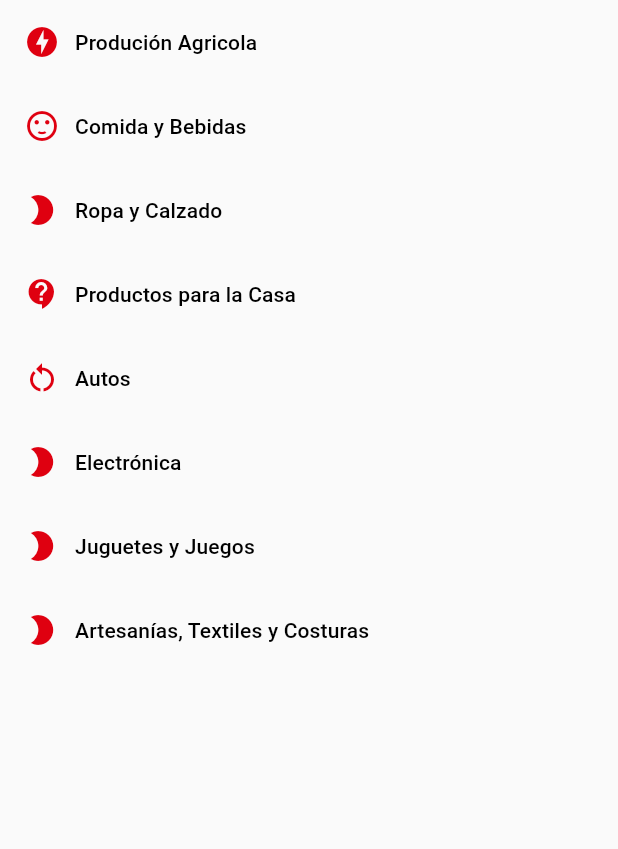
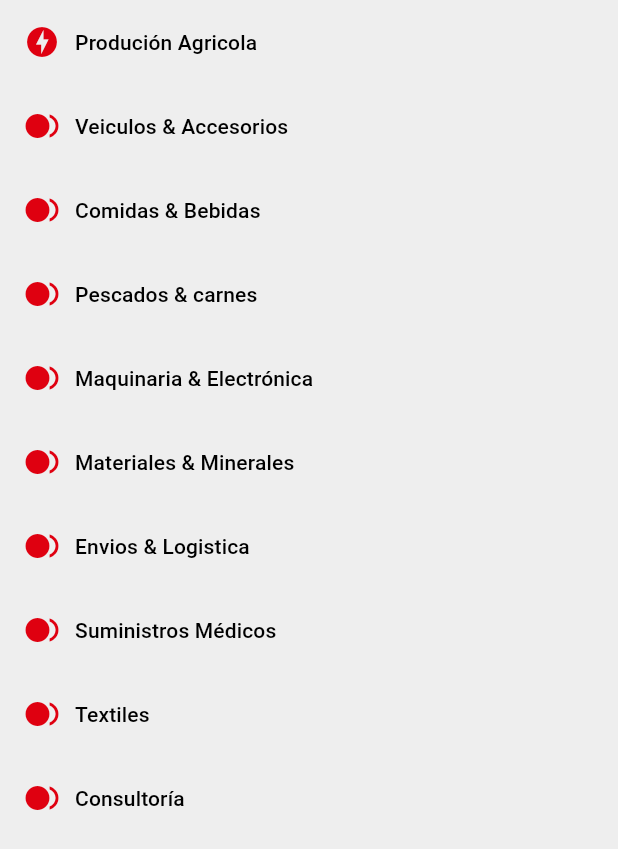
Before and after one commit to mauriciovalli/qapap_b2b, a Flutter app: the CategorySimpleList screen opened directly, on a phone screen of 412 x 824 dp. Shown: the top 849 px of the screen. Run offline on Flutter 3.47's test engine with Material 2 defaults, Android fonts, the phone set to English and light mode, and no system bars; our stand-ins replace bloc, cached_network_image, equatable, flutter_bloc, flutter_swiper, flutter_typeahead and 1 more.

Commit message:
Fix Style

```diff
--- a/lib/presentation/category/widgets/category_list.dart
+++ b/lib/presentation/category/widgets/category_list.dart
@@ -28,7 +28,7 @@ class CategoryList extends StatelessWidget {
                     if (state is CategoryLoaded) {
                       return SliverGrid(
                         gridDelegate: SliverGridDelegateWithMaxCrossAxisExtent(
-                          maxCrossAxisExtent: 300.0,
+                          maxCrossAxisExtent: 400.0,
                           crossAxisSpacing: 5.0,
                           mainAxisSpacing: 10.0,
                         ),
--- a/lib/presentation/category/widgets/category_simple_list.dart
+++ b/lib/presentation/category/widgets/category_simple_list.dart
@@ -15,6 +15,7 @@ class CategorySimpleListState extends State<CategorySimpleList> {
   @override
   Widget build(BuildContext context) {
     return Scaffold(
+      backgroundColor: Colors.grey[200],
       body: CustomScrollView(
         slivers: [
           SliverToBoxAdapter(child: SizedBox(height: 0)),
--- a/lib/presentation/common/widgets/searcher.dart
+++ b/lib/presentation/common/widgets/searcher.dart
@@ -1,7 +1,6 @@
 import 'package:flutter/material.dart';
 import 'package:flutter_bloc/flutter_bloc.dart';
 import 'package:flutter_typeahead/flutter_typeahead.dart';
-import 'package:qapaq_b2b/configuration/colors.dart';
 import 'package:qapaq_b2b/configuration/theme.dart';
 import 'package:qapaq_b2b/dependencies_provider.dart';
 import 'package:qapaq_b2b/presentation/category/category_bloc.dart';
@@ -76,9 +75,9 @@ class _WebSearcherState extends State<WebSearcher> {
                       .bodyText1
                       .copyWith(color: Colors.grey[800], fontSize: 12),
                   value: selectedUser,
-                  onChanged: (String Value) {
+                  onChanged: (String value) {
                     setState(() {
-                      selectedUser = Value;
+                      selectedUser = value;
                     });
                   },
                   dropdownColor: Colors.grey[300],
--- a/lib/presentation/product/widgets/product_item.dart
+++ b/lib/presentation/product/widgets/product_item.dart
@@ -1,5 +1,3 @@
-import 'dart:html';
-
 import 'package:cached_network_image/cached_network_image.dart';
 import 'package:flutter/cupertino.dart';
 import 'package:flutter/material.dart';
--- a/lib/services/category_memory.dart
+++ b/lib/services/category_memory.dart
@@ -12,45 +12,57 @@ const categoriesJson = '''[
   },
   {
     "id": 2,
-    "name": "Comida y Bebidas",
-    "image": "img/cats/food_beverages.jpg",
-    "icon": "0xe57a"
+    "name": "Veiculos & Accesorios",
+    "image": "img/cats/cars.jpg",
+    "icon": "0xe268"
   },
   {
     "id": 3,
-    "name": "Ropa y Calzado",
-    "image": "img/cats/clothing.jpg",
-    "icon": "0xe3f4"
+    "name": "Comidas & Bebidas",
+    "image": "img/cats/food_beverages.jpg",
+    "icon": "0xe268"
   },
   {
     "id": 4,
-    "name": "Productos para la Casa",
-    "image": "img/cats/house.jpg",
-    "icon": "0xe88a"
+    "name": "Pescados & carnes",
+    "image": "",
+    "icon": "0xe268"
   },
   {
     "id": 5,
-    "name": "Autos",
-    "image": "img/cats/cars.jpg",
-    "icon": "0xe531"
+    "name": "Maquinaria & Electrónica",
+    "image": "img/cats/electronics.jpg",
+    "icon": "0xe268"
   },
   {
     "id": 6,
-    "name": "Electrónica",
-    "image": "img/cats/electronics.jpg",
-    "icon": "0xe3f4"
+    "name": "Materiales & Minerales",
+    "image": "",
+    "icon": "0xe268"
   },
   {
     "id": 7,
-    "name": "Juguetes y Juegos",
-    "image": "img/cats/toys.jpg",
-    "icon": "0xe3f4"
+    "name": "Envios & Logistica",
+    "image": "",
+    "icon": "0xe268"
   },
   {
     "id": 8,
-    "name": "Artesanías, Textiles y Costuras",
+    "name": "Suministros Médicos",
+    "image": "",
+    "icon": "0xe268"
+  },
+  {
+    "id": 9,
+    "name": "Textiles",
     "image": "img/cats/crafts.jpg",
-    "icon": "0xe3f4"
+    "icon": "0xe268"
+  },
+  {
+    "id": 10,
+    "name": "Consultoría",
+    "image": "",
+    "icon": "0xe268"
   }
 ]''';
 
```
Also changed, not shown: lib/pages/home.dart (+59 -9 lines), lib/presentation/common/widgets/header_actions.dart (+9 -5 lines).
